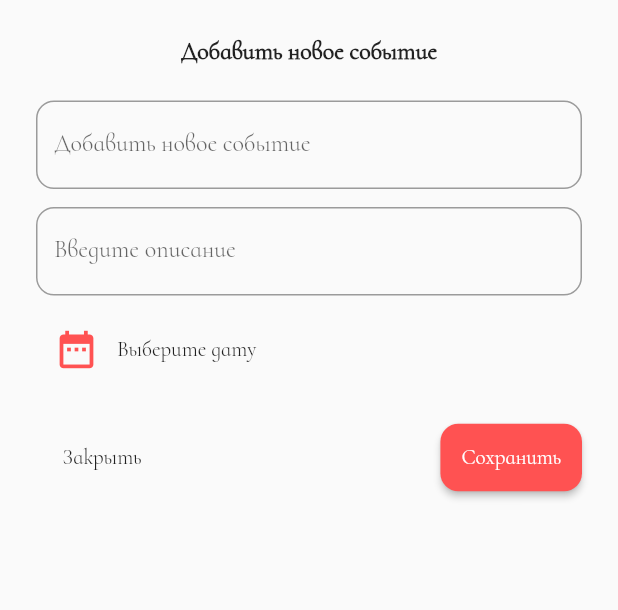
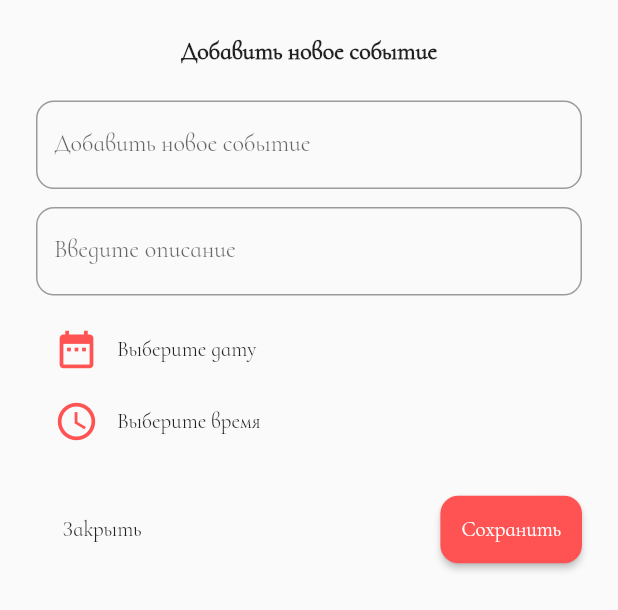
Before and after one commit to 88srzh/TODO_list, a Flutter app: the AddEventPage widget shown alone on an empty page, opened directly, on a phone screen of 412 x 824 dp. Shown: the top 610 px of the screen. Run offline on Flutter 3.47's test engine with Material 2 defaults, Android fonts, the phone set to English and light mode, and no system bars; missing offline and left inert: flutter_rounded_date_picker.

Commit message:
add full event page & task page & dateTimePicker

```diff
--- a/lib/pages/add_event_page.dart
+++ b/lib/pages/add_event_page.dart
@@ -10,6 +10,10 @@ class AddEventPage extends StatefulWidget {
   _AddEventPageState createState() => _AddEventPageState();
 }
 class _AddEventPageState extends State<AddEventPage> {
+
+  String _selectedDate = 'Выберите дату';
+  String _selectedTime = 'Выберите время';
+
   Future _pickDate() async {
     DateTime datepick = await showRoundedDatePicker(
       context: context,
@@ -23,12 +27,26 @@ class _AddEventPageState extends State<AddEventPage> {
       disabledColor: Colors.blue,
       accentTextTheme: TextTheme(
       bodyText2 : TextStyle(color: Colors.black),
+         )));
+      // ! - Исправить слова внизу на черный цвет
+      if (datepick != null) setState(() {
+        _selectedDate = datepick.toString();
+      });
+  }
 
-         ),
-      // ! - Исправить слова внизу на черный цвет
-    ),
+  Future _pickTime() async {
+    TimeOfDay timepick = await showTimePicker(
+      context: context,
+      initialTime: new TimeOfDay.now()
     );
+    if (timepick != null) {
+      setState(() {
+        _selectedTime = timepick.toString();
+      });
+    }
   }
+
+
 
   @override
   Widget build(BuildContext context) {
@@ -56,25 +74,8 @@ class _AddEventPageState extends State<AddEventPage> {
           SizedBox(
             height: 12,
           ),
-          FlatButton(
-            padding: EdgeInsets.zero,
-            onPressed: _pickDate,
-            child: Padding(
-              padding: const EdgeInsets.only(left: 12.0),
-              child: Row(
-                children: [
-                  Icon(Icons.date_range,
-                  color: Theme.of(context).accentColor,
-                  size: 30,),
-                  SizedBox(
-                    width: 12,
-                  ),
-                  Text('Выберите дату',
-                  style: TextStyle(fontSize: 14),
-                  )
-                ],
-              ),
-            )),
+          _dateTimePicker(Icons.date_range, _pickDate, _selectedDate),
+          _dateTimePicker(Icons.access_time, _pickTime, _selectedTime),
           SizedBox(
             height: 24,
           ),
@@ -82,6 +83,29 @@ class _AddEventPageState extends State<AddEventPage> {
         ],
       ),
     );
+  }
+
+  Widget _dateTimePicker(IconData icon, VoidCallback onPressed, String value) {
+    return FlatButton(
+          padding: EdgeInsets.zero,
+          onPressed: onPressed,
+          child: Padding(
+            padding: const EdgeInsets.only(left: 12.0),
+            child: Row(
+              children: [
+                Icon(icon,
+                color: Theme.of(context).accentColor,
+                size: 30,),
+                SizedBox(
+                  width: 12,
+                ),
+                Text(
+                  value,
+                style: TextStyle(fontSize: 14),
+                )
+              ],
+            ),
+          ));
   }
 
   Widget _actionButton(BuildContext context) {
```
Also changed, not shown: lib/widgets/top_bar.dart (+13 -1 lines).
